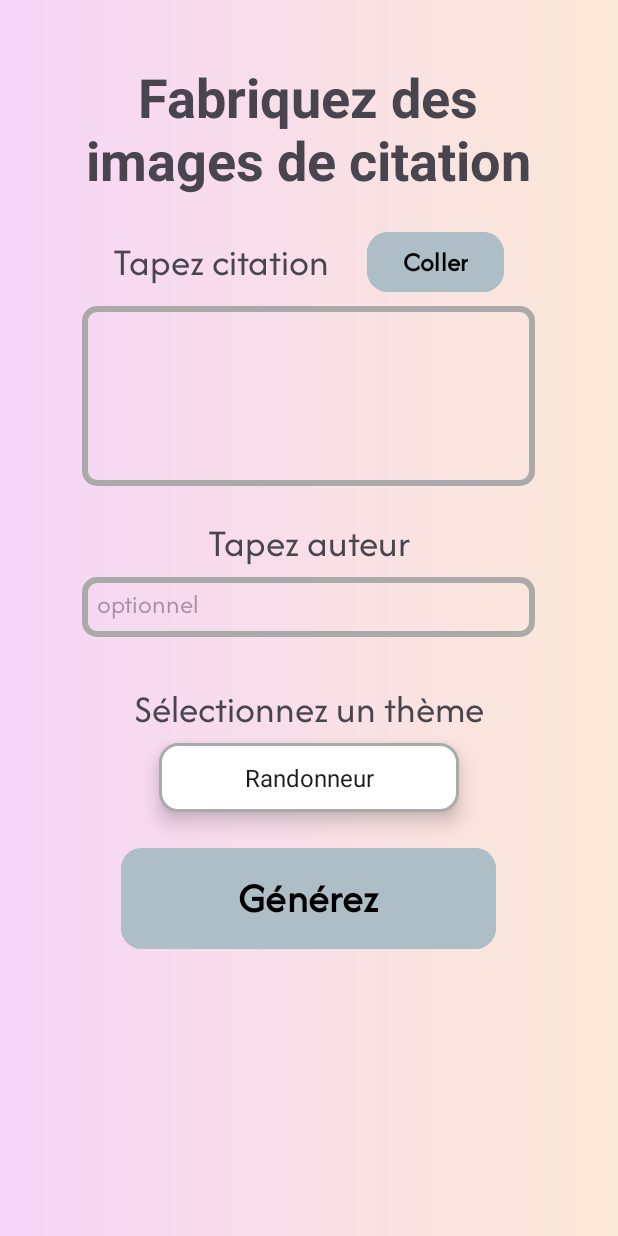
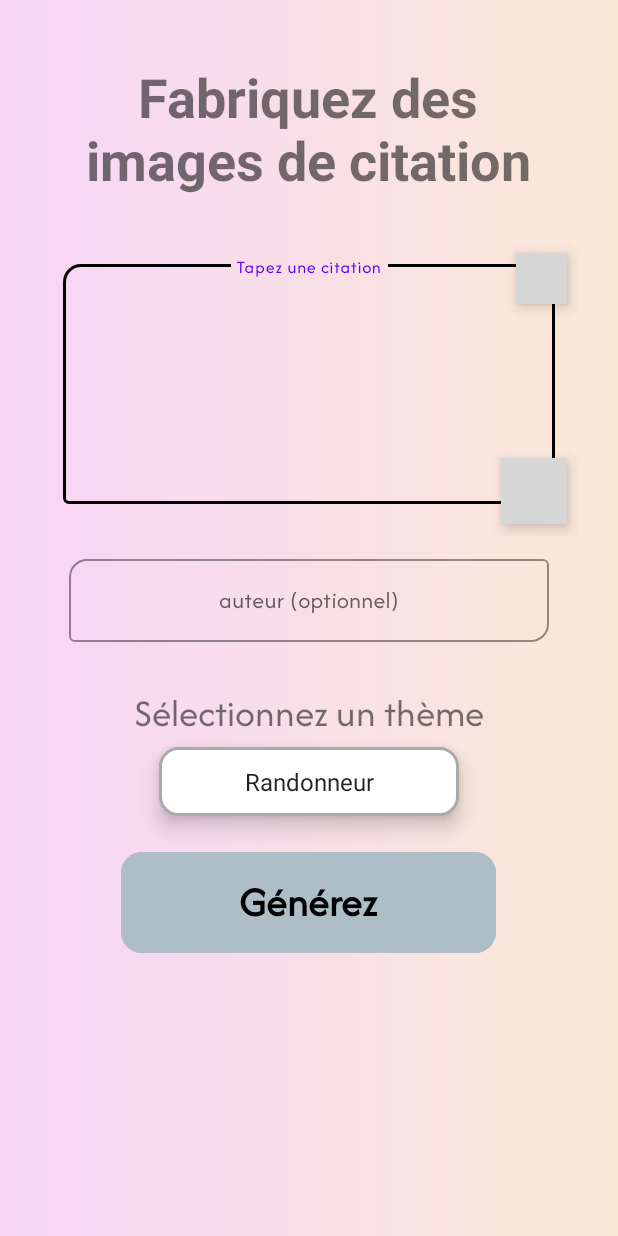
Before and after one commit to Maaloul-Khalil/imageCitation, an Android app: the screen it shows after launch (MainActivity), on a phone screen of 412 x 824 dp. Run offline under Robolectric (Android 15) with nearby library versions, the phone set to English and light mode, and no system bars; Roboto replaces fonts that are not available here; grey boxes are pictures that could not be loaded.

Commit message:
better layout

```diff
--- a/app/build.gradle.kts
+++ b/app/build.gradle.kts
@@ -33,6 +33,8 @@ android {
 
 dependencies {
     implementation("com.google.code.gson:gson:2.13.0")
+    implementation ("org.json:json:20210307")
+    implementation("com.google.android.material:material:1.12.0")
     implementation(libs.appcompat)
     implementation(libs.material)
     implementation(libs.activity)
--- a/app/src/main/AndroidManifest.xml
+++ b/app/src/main/AndroidManifest.xml
@@ -6,6 +6,7 @@
     <uses-permission android:name="android.permission.INTERNET" />
 
     <application
+        android:usesCleartextTraffic="true"
         android:allowBackup="true"
         android:dataExtractionRules="@xml/data_extraction_rules"
         android:forceDarkAllowed="false"
--- a/app/src/main/java/com/example/imageCitation/MainActivity.java
+++ b/app/src/main/java/com/example/imageCitation/MainActivity.java
@@ -2,11 +2,16 @@ package com.example.imageCitation;
 
 import android.content.Intent;
 import android.os.Bundle;
+import com.google.android.material.textfield.TextInputEditText;
+import android.os.Handler;
+import android.os.Looper;
+import android.util.Log;
 import android.view.View;
 import android.widget.AdapterView;
 import android.widget.ArrayAdapter;
 import android.widget.Button;
 import android.widget.EditText;
+import android.widget.ImageButton;
 import android.widget.Spinner;
 import android.widget.Toast;
 
@@ -20,14 +25,17 @@ import java.io.InputStream;
 import java.nio.charset.StandardCharsets;
 import java.util.ArrayList;
 import java.util.HashMap;
+import java.util.concurrent.ExecutorService;
+import java.util.concurrent.Executors;
 
 public class MainActivity extends AppCompatActivity {
-    private EditText input1, input2;
+    private TextInputEditText input1, input2;
     private Button btnDoIt;
     private Spinner jsonSpinner;
     private String selectedJsonFile;
     private HashMap<String, String> displayNameToFileMap = new HashMap<>();
-    private Button btnColler;
+    //private Button btnColler;
+    private ImageButton btnGetQuote, btnvider; // Add this new button
 
     @Override
     protected void onCreate(Bundle savedInstanceState) {
@@ -44,13 +52,24 @@ public class MainActivity extends AppCompatActivity {
         input1 = findViewById(R.id.input1);
         input2 = findViewById(R.id.input2);
 
-        btnColler = findViewById(R.id.btnColler);
-
+        //btnColler = findViewById(R.id.btnColler);
+        btnGetQuote = findViewById(R.id.btnGetQuote);
+        btnvider = findViewById(R.id.btnvider);
+        /*
         btnColler.setOnClickListener(v -> {
             if (input1 != null) {
                 input1.requestFocus();
                 input1.onTextContextMenuItem(android.R.id.paste);
             }
+        });*/
+
+        btnGetQuote.setOnClickListener(v -> {
+            Log.d("MainActivity", "Quote button clicked");
+            fetchQuoteAsync();
+        });
+
+        btnvider.setOnClickListener( v -> {
+            input1.setText("");input2.setText("");
         });
 
         btnDoIt = findViewById(R.id.btnDoIt);
@@ -138,4 +157,26 @@ public class MainActivity extends AppCompatActivity {
             return null;
         }
     }
+
+    private void fetchQuoteAsync() {
+        // No need for background thread since we're not doing network operations
+        Log.d("MainActivity", "Getting random French quote and author");
+
+        // Get quote and author
+        QuoteFetcher.QuoteAndAuthor quoteData = QuoteFetcher.getRandomFrenchQuoteWithAuthor();
+
+        Log.d("MainActivity", "Quote: " + quoteData.quote);
+        Log.d("MainActivity", "Author: " + quoteData.author);
+
+        // Update UI - quote in input1, author in input2
+        if (input1 != null) {
+            input1.setText(quoteData.quote);
+            Log.d("MainActivity", "Quote set in input1");
+        }
+
+        if (input2 != null) {
+            input2.setText(quoteData.author);
+            Log.d("MainActivity", "Author set in input2");
+        }
+    }
 }
--- a/app/src/main/res/layout/activity_main.xml
+++ b/app/src/main/res/layout/activity_main.xml
@@ -1,16 +1,20 @@
 <?xml version="1.0" encoding="utf-8"?>
 <LinearLayout xmlns:android="http://schemas.android.com/apk/res/android"
     xmlns:app="http://schemas.android.com/apk/res-auto"
-    android:background="@drawable/gradient_background"
     android:layout_width="match_parent"
     android:layout_height="match_parent"
     android:orientation="vertical"
     android:gravity="center_horizontal"
     android:paddingTop="20dp"
-    android:paddingBottom="20dp">
+    android:paddingBottom="20dp"
+    android:background="@drawable/gradient_background">
+
+    <!-- Spacer -->
     <View
-    android:layout_width="match_parent"
-    android:layout_height="20dp" />
+        android:layout_width="match_parent"
+        android:layout_height="20dp" />
+
+    <!-- Title -->
     <TextView
         android:id="@+id/titre"
         android:layout_width="wrap_content"
@@ -23,86 +27,100 @@
         android:textSize="36sp"
         android:textStyle="bold" />
 
-    <LinearLayout
+    <!-- Text Input Section -->
+    <FrameLayout
         android:layout_width="match_parent"
         android:layout_height="wrap_content"
-        android:orientation="horizontal"
-        android:gravity="center"
-        android:layout_marginBottom="5dp"
-        app:layout_constraintBottom_toBottomOf="parent"
-        app:layout_constraintStart_toStartOf="parent"
-        app:layout_constraintEnd_toEndOf="parent">
+        android:padding="10dp"
+        android:layout_marginStart="16dp"
+        android:layout_marginEnd="16dp"
+       >
 
-        <TextView
-            android:layout_width="wrap_content"
+        <com.google.android.material.textfield.TextInputLayout
+            android:id="@+id/text_input_layout"
+            style="@style/Widget.MaterialComponents.TextInputLayout.OutlinedBox"
+            android:layout_width="match_parent"
+            android:layout_height="wrap_content"
+            android:paddingTop="10dp"
+            android:paddingBottom="5dp"
+            app:boxBackgroundMode="outline"
+            app:boxCornerRadiusBottomEnd="12dp"
+            app:boxCornerRadiusTopStart="12dp"
+            app:boxStrokeColor="@color/black"
+            app:boxStrokeWidth="1dp"
+            app:hintEnabled="true">
+
+            <com.google.android.material.textfield.TextInputEditText
+                android:id="@+id/input1"
+                android:layout_width="match_parent"
+                android:layout_height="160dp"
+                android:layout_gravity="center"
+                android:layout_margin="16dp"
+                android:fontFamily="@font/afacad"
+                android:gravity="center"
+                android:hint="Tapez une citation"
+                android:inputType="textMultiLine"
+                android:maxLength="300"
+                android:minLines="5"
+                android:textSize="18sp" />
+        </com.google.android.material.textfield.TextInputLayout>
+
+        <!-- Randomize Button -->
+        <ImageButton
+            android:id="@+id/btnGetQuote"
+            android:layout_width="44dp"
+            android:layout_height="44dp"
+            android:layout_gravity="bottom|end"
+            android:layout_margin="8dp"
+            android:background="@drawable/dddice"
+            android:scaleType="fitXY"
+            android:adjustViewBounds="true"
+            android:elevation="6dp" />
+        <ImageButton
+            android:id="@+id/btnvider"
+            android:layout_width="34dp"
+            android:layout_height="34dp"
+            android:layout_gravity="end"
+            android:layout_margin="8dp"
+            android:background="@drawable/xmark"
+            android:scaleType="fitXY"
+            android:adjustViewBounds="true"
+            android:elevation="6dp" />
+
+    </FrameLayout>
+
+    <!-- Author Input -->
+
+    <!-- Spacer -->
+    <com.google.android.material.textfield.TextInputLayout
+        style="@style/Widget.MaterialComponents.TextInputLayout.OutlinedBox"
+        android:layout_width="match_parent"
+        android:layout_height="wrap_content"
+        android:layout_marginStart="16dp"
+        android:layout_marginEnd="16dp"
+        android:layout_marginBottom="0dp"
+        app:boxBackgroundMode="outline"
+        app:boxCornerRadiusBottomEnd="12dp"
+        app:boxCornerRadiusTopStart="12dp"
+        app:boxStrokeColor="@color/black"
+        app:hintEnabled="true">
+
+        <com.google.android.material.textfield.TextInputEditText
+            android:layout_margin="30dp"
+            android:layout_marginBottom="0dp"
+            android:id="@+id/input2"
+            android:layout_width="match_parent"
             android:layout_height="wrap_content"
             android:layout_gravity="center"
-            android:layout_marginRight="25dp"
             android:fontFamily="@font/afacad"
-            android:text="Tapez citation"
-            android:textSize="26sp" />
+            android:gravity="center"
+            android:hint="auteur (optionnel)"
+            android:textSize="16sp" />
+    </com.google.android.material.textfield.TextInputLayout>
 
-        <Button
-            android:id="@+id/btnColler"
-            android:layout_width="wrap_content"
-            android:layout_height="wrap_content"
-            android:text="Coller"
-            android:fontFamily="@font/afacad"
-            android:textSize="18dp"
-            style="@style/SquareButton"
-            android:backgroundTint="#aebec6"
-            android:textColor="@color/black"
-            android:textStyle="bold" />
-    </LinearLayout>
 
-    <EditText
-        android:id="@+id/input1"
-        android:layout_width="302dp"
-        android:layout_height="120dp"
-        android:layout_marginBottom="15dp"
-        android:background="@drawable/image_border"
-        android:backgroundTint="@android:color/darker_gray"
-        android:inputType="textMultiLine"
-        android:lines="3"
-        android:maxLength="300"
-        android:maxLines="10"
-        android:minLines="1"
-        android:overScrollMode="always"
-        android:scrollbars="vertical"
-        android:gravity="center"
-        android:layout_gravity="center"
-        android:fontFamily="@font/afacad"
-        android:textSize="26sp"
-        android:padding="5dp"/>
-    <View
-        android:layout_width="match_parent"
-        android:layout_height="5dp" />
-    <TextView
-        android:id="@+id/secondsvp"
-        android:layout_width="wrap_content"
-        android:layout_height="wrap_content"
-        android:text="Tapez auteur"
-        android:layout_gravity="center"
-        android:fontFamily="@font/afacad"
-        android:textSize="26sp" />
 
-    <EditText
-        android:id="@+id/input2"
-        android:layout_width="302dp"
-        android:layout_height="40dp"
-        android:layout_gravity="center"
-        android:fontFamily="@font/afacad"
-        android:gravity="left"
-        android:layout_marginTop="5dp"
-        android:layout_marginBottom="15dp"
-        android:background="@drawable/image_border"
-        android:backgroundTint="@android:color/darker_gray"
-        android:hint="optionnel"
-        android:padding="10dp" />
-    <View
-        android:layout_width="match_parent"
-        android:layout_height="15dp" />
-
+    <!-- Theme Label -->
     <TextView
         android:id="@+id/spinnerLabel"
         android:layout_width="wrap_content"
@@ -112,6 +130,7 @@
         android:fontFamily="@font/afacad"
         android:textSize="26sp" />
 
+    <!-- Theme Spinner -->
     <Spinner
         android:id="@+id/spinner"
         android:layout_width="200dp"
@@ -129,6 +148,7 @@
         android:textSize="18sp"
         android:elevation="8dp" />
 
+    <!-- Generate Button -->
     <Button
         android:id="@+id/btnDoIt"
         android:layout_width="250dp"
@@ -138,8 +158,8 @@
         android:textStyle="bold"
         android:layout_gravity="center"
         android:fontFamily="@font/afacad"
-        style="@style/SquareButton"
         android:textColor="@color/black"
-        android:backgroundTint="#aebec6" />
+        android:backgroundTint="#aebec6"
+        style="@style/SquareButton" />
 
 </LinearLayout>
--- a/app/src/main/res/values/themes.xml
+++ b/app/src/main/res/values/themes.xml
@@ -1,6 +1,6 @@
 <resources xmlns:tools="http://schemas.android.com/tools">
     <!-- Base application theme. -->
-    <style name="Base.Theme.EtudImageCitation" parent="Theme.Material3.DayNight.NoActionBar">
+    <style name="Base.Theme.EtudImageCitation" parent="Theme.MaterialComponents.DayNight.NoActionBar">
         <!-- Customize your light theme here. -->
         <!-- <item name="colorPrimary">@color/my_light_primary</item> -->
     </style>
@@ -10,4 +10,6 @@
         parent="Widget.Material3.Button">
         <item name="cornerRadius">14dp</item>
     </style>
+    <item name="textInputStyle" type="style">@style/Widget.MaterialComponents.TextInputLayout.OutlinedBox</item>
+
 </resources>
```
